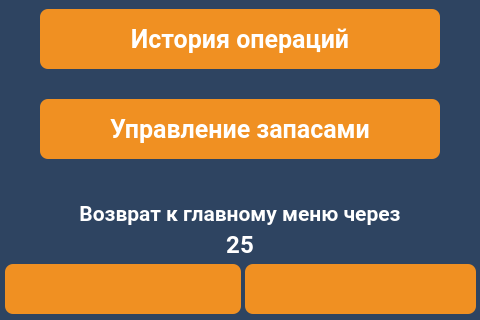
komrade2801/AutoSklad, file client/GUI/ui/screen_14_stockman.ui: the form before one commit; both pictures show x 0 to 480 and y 481 to 801 of the 480 by 801 pixel window.
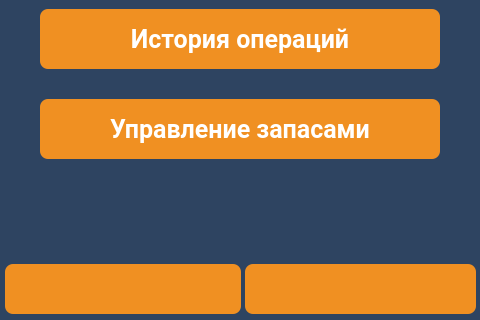
The form after the commit. Icons and pictures are not drawn.

What changed in the file:
```diff
--- a/client/GUI/ui/screen_14_stockman.ui
+++ b/client/GUI/ui/screen_14_stockman.ui
@@ -48,452 +48,6 @@
 	font-family: &quot;Roboto&quot;, Sans-serif;
 }</string>
   </property>
-  <widget class="QLabel" name="lbl_info_3">
-   <property name="geometry">
-    <rect>
-     <x>50</x>
-     <y>680</y>
-     <width>380</width>
-     <height>30</height>
-    </rect>
-   </property>
-   <property name="palette">
-    <palette>
-     <active>
-      <colorrole role="WindowText">
-       <brush brushstyle="SolidPattern">
-        <color alpha="255">
-         <red>255</red>
-         <green>255</green>
-         <blue>255</blue>
-        </color>
-       </brush>
-      </colorrole>
-      <colorrole role="Button">
-       <brush brushstyle="SolidPattern">
-        <color alpha="255">
-         <red>26</red>
-         <green>71</green>
-         <blue>137</blue>
-        </color>
-       </brush>
-      </colorrole>
-      <colorrole role="Text">
-       <brush brushstyle="SolidPattern">
-        <color alpha="255">
-         <red>255</red>
-         <green>255</green>
-         <blue>255</blue>
-        </color>
-       </brush>
-      </colorrole>
-      <colorrole role="ButtonText">
-       <brush brushstyle="SolidPattern">
-        <color alpha="255">
-         <red>255</red>
-         <green>255</green>
-         <blue>255</blue>
-        </color>
-       </brush>
-      </colorrole>
-      <colorrole role="Base">
-       <brush brushstyle="SolidPattern">
-        <color alpha="255">
-         <red>26</red>
-         <green>71</green>
-         <blue>137</blue>
-        </color>
-       </brush>
-      </colorrole>
-      <colorrole role="Window">
-       <brush brushstyle="SolidPattern">
-        <color alpha="255">
-         <red>26</red>
-         <green>71</green>
-         <blue>137</blue>
-        </color>
-       </brush>
-      </colorrole>
-      <colorrole role="PlaceholderText">
-       <brush brushstyle="NoBrush">
-        <color alpha="128">
-         <red>255</red>
-         <green>255</green>
-         <blue>255</blue>
-        </color>
-       </brush>
-      </colorrole>
-     </active>
-     <inactive>
-      <colorrole role="WindowText">
-       <brush brushstyle="SolidPattern">
-        <color alpha="255">
-         <red>255</red>
-         <green>255</green>
-         <blue>255</blue>
-        </color>
-       </brush>
-      </colorrole>
-      <colorrole role="Button">
-       <brush brushstyle="SolidPattern">
-        <color alpha="255">
-         <red>26</red>
-         <green>71</green>
-         <blue>137</blue>
-        </color>
-       </brush>
-      </colorrole>
-      <colorrole role="Text">
-       <brush brushstyle="SolidPattern">
-        <color alpha="255">
-         <red>255</red>
-         <green>255</green>
-         <blue>255</blue>
-        </color>
-       </brush>
-      </colorrole>
-      <colorrole role="ButtonText">
-       <brush brushstyle="SolidPattern">
-        <color alpha="255">
-         <red>255</red>
-         <green>255</green>
-         <blue>255</blue>
-        </color>
-       </brush>
-      </colorrole>
-      <colorrole role="Base">
-       <brush brushstyle="SolidPattern">
-        <color alpha="255">
-         <red>26</red>
-         <green>71</green>
-         <blue>137</blue>
-        </color>
-       </brush>
-      </colorrole>
-      <colorrole role="Window">
-       <brush brushstyle="SolidPattern">
-        <color alpha="255">
-         <red>26</red>
-         <green>71</green>
-         <blue>137</blue>
-        </color>
-       </brush>
-      </colorrole>
-      <colorrole role="PlaceholderText">
-       <brush brushstyle="NoBrush">
-        <color alpha="128">
-         <red>255</red>
-         <green>255</green>
-         <blue>255</blue>
-        </color>
-       </brush>
-      </colorrole>
-     </inactive>
-     <disabled>
-      <colorrole role="WindowText">
-       <brush brushstyle="SolidPattern">
-        <color alpha="255">
-         <red>255</red>
-         <green>255</green>
-         <blue>255</blue>
-        </color>
-       </brush>
-      </colorrole>
-      <colorrole role="Button">
-       <brush brushstyle="SolidPattern">
-        <color alpha="255">
-         <red>26</red>
-         <green>71</green>
-         <blue>137</blue>
-        </color>
-       </brush>
-      </colorrole>
-      <colorrole role="Text">
-       <brush brushstyle="SolidPattern">
-        <color alpha="255">
-         <red>255</red>
-         <green>255</green>
-         <blue>255</blue>
-        </color>
-       </brush>
-      </colorrole>
-      <colorrole role="ButtonText">
-       <brush brushstyle="SolidPattern">
-        <color alpha="255">
-         <red>255</red>
-         <green>255</green>
-         <blue>255</blue>
-        </color>
-       </brush>
-      </colorrole>
-      <colorrole role="Base">
-       <brush brushstyle="SolidPattern">
-        <color alpha="255">
-         <red>26</red>
-         <green>71</green>
-         <blue>137</blue>
-        </color>
-       </brush>
-      </colorrole>
-      <colorrole role="Window">
-       <brush brushstyle="SolidPattern">
-        <color alpha="255">
-         <red>26</red>
-         <green>71</green>
-         <blue>137</blue>
-        </color>
-       </brush>
-      </colorrole>
-      <colorrole role="PlaceholderText">
-       <brush brushstyle="NoBrush">
-        <color alpha="128">
-         <red>255</red>
-         <green>255</green>
-         <blue>255</blue>
-        </color>
-       </brush>
-      </colorrole>
-     </disabled>
-    </palette>
-   </property>
-   <property name="font">
-    <font>
-     <family>Roboto</family>
-     <pointsize>16</pointsize>
-     <weight>75</weight>
-     <bold>true</bold>
-    </font>
-   </property>
-   <property name="text">
-    <string>Возврат к главному меню через</string>
-   </property>
-   <property name="alignment">
-    <set>Qt::AlignCenter</set>
-   </property>
-  </widget>
-  <widget class="QLabel" name="lbl_timeout_back">
-   <property name="geometry">
-    <rect>
-     <x>50</x>
-     <y>710</y>
-     <width>380</width>
-     <height>30</height>
-    </rect>
-   </property>
-   <property name="palette">
-    <palette>
-     <active>
-      <colorrole role="WindowText">
-       <brush brushstyle="SolidPattern">
-        <color alpha="255">
-         <red>255</red>
-         <green>255</green>
-         <blue>255</blue>
-        </color>
-       </brush>
-      </colorrole>
-      <colorrole role="Button">
-       <brush brushstyle="SolidPattern">
-        <color alpha="255">
-         <red>26</red>
-         <green>71</green>
-         <blue>137</blue>
-        </color>
-       </brush>
-      </colorrole>
-      <colorrole role="Text">
-       <brush brushstyle="SolidPattern">
-        <color alpha="255">
-         <red>255</red>
-         <green>255</green>
-         <blue>255</blue>
-        </color>
-       </brush>
-      </colorrole>
-      <colorrole role="ButtonText">
-       <brush brushstyle="SolidPattern">
-        <color alpha="255">
-         <red>255</red>
-         <green>255</green>
-         <blue>255</blue>
-        </color>
-       </brush>
-      </colorrole>
-      <colorrole role="Base">
-       <brush brushstyle="SolidPattern">
-        <color alpha="255">
-         <red>26</red>
-         <green>71</green>
-         <blue>137</blue>
-        </color>
-       </brush>
-      </colorrole>
-      <colorrole role="Window">
-       <brush brushstyle="SolidPattern">
-        <color alpha="255">
-         <red>26</red>
-         <green>71</green>
-         <blue>137</blue>
-        </color>
-       </brush>
-      </colorrole>
-      <colorrole role="PlaceholderText">
-       <brush brushstyle="NoBrush">
-        <color alpha="128">
-         <red>255</red>
-         <green>255</green>
-         <blue>255</blue>
-        </color>
-       </brush>
-      </colorrole>
-     </active>
-     <inactive>
-      <colorrole role="WindowText">
-       <brush brushstyle="SolidPattern">
-        <color alpha="255">
-         <red>255</red>
-         <green>255</green>
-         <blue>255</blue>
-        </color>
-       </brush>
-      </colorrole>
-      <colorrole role="Button">
-       <brush brushstyle="SolidPattern">
-        <color alpha="255">
-         <red>26</red>
-         <green>71</green>
-         <blue>137</blue>
-        </color>
-       </brush>
-      </colorrole>
-      <colorrole role="Text">
-       <brush brushstyle="SolidPattern">
-        <color alpha="255">
-         <red>255</red>
-         <green>255</green>
-         <blue>255</blue>
-        </color>
-       </brush>
-      </colorrole>
-      <colorrole role="ButtonText">
-       <brush brushstyle="SolidPattern">
-        <color alpha="255">
-         <red>255</red>
-         <green>255</green>
-         <blue>255</blue>
-        </color>
-       </brush>
-      </colorrole>
-      <colorrole role="Base">
-       <brush brushstyle="SolidPattern">
-        <color alpha="255">
-         <red>26</red>
-         <green>71</green>
-         <blue>137</blue>
-        </color>
-       </brush>
-      </colorrole>
-      <colorrole role="Window">
-       <brush brushstyle="SolidPattern">
-        <color alpha="255">
-         <red>26</red>
-         <green>71</green>
-         <blue>137</blue>
-        </color>
-       </brush>
-      </colorrole>
-      <colorrole role="PlaceholderText">
-       <brush brushstyle="NoBrush">
-        <color alpha="128">
-         <red>255</red>
-         <green>255</green>
-         <blue>255</blue>
-        </color>
-       </brush>
-      </colorrole>
-     </inactive>
-     <disabled>
-      <colorrole role="WindowText">
-       <brush brushstyle="SolidPattern">
-        <color alpha="255">
-         <red>255</red>
-         <green>255</green>
-         <blue>255</blue>
-        </color>
-       </brush>
-      </colorrole>
-      <colorrole role="Button">
-       <brush brushstyle="SolidPattern">
-        <color alpha="255">
-         <red>26</red>
-         <green>71</green>
-         <blue>137</blue>
-        </color>
-       </brush>
-      </colorrole>
-      <colorrole role="Text">
-       <brush brushstyle="SolidPattern">
-        <color alpha="255">
-         <red>255</red>
-         <green>255</green>
-         <blue>255</blue>
-        </color>
-       </brush>
-      </colorrole>
-      <colorrole role="ButtonText">
-       <brush brushstyle="SolidPattern">
-        <color alpha="255">
-         <red>255</red>
-         <green>255</green>
-         <blue>255</blue>
-        </color>
-       </brush>
-      </colorrole>
-      <colorrole role="Base">
-       <brush brushstyle="SolidPattern">
-        <color alpha="255">
-         <red>26</red>
-         <green>71</green>
-         <blue>137</blue>
-        </color>
-       </brush>
-      </colorrole>
-      <colorrole role="Window">
-       <brush brushstyle="SolidPattern">
-        <color alpha="255">
-         <red>26</red>
-         <green>71</green>
-         <blue>137</blue>
-        </color>
-       </brush>
-      </colorrole>
-      <colorrole role="PlaceholderText">
-       <brush brushstyle="NoBrush">
-        <color alpha="128">
-         <red>255</red>
-         <green>255</green>
-         <blue>255</blue>
-        </color>
-       </brush>
-      </colorrole>
-     </disabled>
-    </palette>
-   </property>
-   <property name="font">
-    <font>
-     <family>Roboto</family>
-     <pointsize>18</pointsize>
-     <weight>75</weight>
-     <bold>true</bold>
-    </font>
-   </property>
-   <property name="text">
-    <string>25</string>
-   </property>
-   <property name="alignment">
-    <set>Qt::AlignCenter</set>
-   </property>
-  </widget>
   <widget class="QPushButton" name="btn_summary">
    <property name="geometry">
     <rect>
```
Left out of the diff: 14 changed lines with no effect on the pictures.
